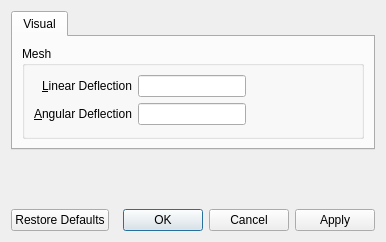
The window that preferences/dialog.ui (blobfish/cadseer) describes before a commit, drawn with Qt 5.
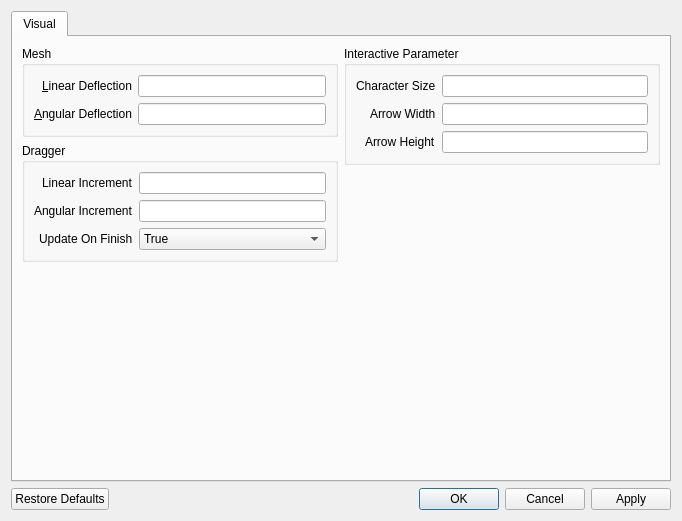
The same window after the commit.

What changed in the file:
```diff
--- a/preferences/dialog.ui
+++ b/preferences/dialog.ui
@@ -6,8 +6,8 @@
    <rect>
     <x>0</x>
     <y>0</y>
-    <width>386</width>
-    <height>242</height>
+    <width>682</width>
+    <height>521</height>
    </rect>
   </property>
   <property name="windowTitle">
@@ -23,14 +23,16 @@
       <attribute name="title">
        <string>Visual</string>
       </attribute>
-      <layout class="QHBoxLayout" name="horizontalLayout_3">
+      <layout class="QVBoxLayout" name="verticalLayout_4">
+       <item>
+        <layout class="QHBoxLayout" name="horizontalLayout_4">
+         <item>
+          <layout class="QVBoxLayout" name="verticalLayout_2">
        <item>
         <widget class="QGroupBox" name="meshGroupBox">
          <property name="title">
           <string>Mesh</string>
          </property>
-         <layout class="QHBoxLayout" name="horizontalLayout_2">
-          <item>
            <layout class="QHBoxLayout" name="horizontalLayout">
             <item>
              <layout class="QGridLayout" name="gridLayout">
@@ -58,31 +60,172 @@
                </widget>
               </item>
               <item row="0" column="1">
-               <widget class="QLineEdit" name="linearDeflectionEdit"/>
+                 <widget class="QLineEdit" name="linearDeflectionEdit">
+                  <property name="sizePolicy">
+                   <sizepolicy hsizetype="Expanding" vsizetype="Fixed">
+                    <horstretch>0</horstretch>
+                    <verstretch>0</verstretch>
+                   </sizepolicy>
+                  </property>
+                 </widget>
               </item>
              </layout>
             </item>
+             </layout>
+            </widget>
+           </item>
             <item>
-             <spacer name="horizontalSpacer">
+            <widget class="QGroupBox" name="draggerGroupBox">
+             <property name="title">
+              <string>Dragger</string>
+             </property>
+             <layout class="QHBoxLayout" name="horizontalLayout_3">
+              <item>
+               <layout class="QGridLayout" name="draggerGroup">
+                <item row="0" column="0">
+                 <layout class="QGridLayout" name="gridLayout_2">
+                  <item row="0" column="0" alignment="Qt::AlignRight">
+                   <widget class="QLabel" name="linearIncrementLabel">
+                    <property name="text">
+                     <string>Linear Increment</string>
+                    </property>
+                    <property name="buddy">
+                     <cstring>linearIncrementEdit</cstring>
+                    </property>
+                   </widget>
+                  </item>
+                  <item row="0" column="1">
+                   <widget class="QLineEdit" name="linearIncrementEdit"/>
+                  </item>
+                  <item row="1" column="0" alignment="Qt::AlignRight">
+                   <widget class="QLabel" name="angularIncrementLabel">
+                    <property name="text">
+                     <string>Angular Increment</string>
+                    </property>
+                    <property name="buddy">
+                     <cstring>angularIncrementEdit</cstring>
+                    </property>
+                   </widget>
+                  </item>
+                  <item row="1" column="1">
+                   <widget class="QLineEdit" name="angularIncrementEdit"/>
+                  </item>
+                  <item row="2" column="0" alignment="Qt::AlignRight">
+                   <widget class="QLabel" name="updateOnFinishLabel">
+                    <property name="text">
+                     <string>Update On Finish</string>
+                    </property>
+                    <property name="buddy">
+                     <cstring>updateOnFinishCombo</cstring>
+                    </property>
+                   </widget>
+                  </item>
+                  <item row="2" column="1">
+                   <widget class="QComboBox" name="updateOnFinishCombo">
+                    <item>
+                     <property name="text">
+                      <string>True</string>
+                     </property>
+                    </item>
+                    <item>
+                     <property name="text">
+                      <string>False</string>
+                     </property>
+                    </item>
+                   </widget>
+                  </item>
+                 </layout>
+                </item>
+               </layout>
+              </item>
+             </layout>
+            </widget>
+           </item>
+           <item>
+            <spacer name="verticalSpacer_2">
               <property name="orientation">
-               <enum>Qt::Horizontal</enum>
+              <enum>Qt::Vertical</enum>
               </property>
               <property name="sizeHint" stdset="0">
                <size>
-                <width>40</width>
-                <height>20</height>
+               <width>20</width>
+               <height>40</height>
                </size>
               </property>
              </spacer>
             </item>
            </layout>
           </item>
-         </layout>
-        </widget>
-       </item>
-      </layout>
-     </widget>
-    </widget>
+         <item>
+          <layout class="QVBoxLayout" name="verticalLayout_3">
+           <item>
+            <widget class="QGroupBox" name="interactiveParameterGroupBox">
+             <property name="title">
+              <string>Interactive Parameter</string>
+             </property>
+             <layout class="QHBoxLayout" name="horizontalLayout_2">
+              <item>
+               <layout class="QGridLayout" name="InteractiveParameterLayout">
+                <item row="0" column="0" alignment="Qt::AlignRight">
+                 <widget class="QLabel" name="characterSizeLabel">
+                  <property name="text">
+                   <string>Character Size</string>
+                  </property>
+                  <property name="buddy">
+                   <cstring>characterSizeEdit</cstring>
+                  </property>
+                 </widget>
+                </item>
+                <item row="1" column="1">
+                 <widget class="QLineEdit" name="arrowWidthEdit"/>
+                </item>
+                <item row="2" column="1">
+                 <widget class="QLineEdit" name="arrowHeightEdit"/>
+                </item>
+                <item row="2" column="0" alignment="Qt::AlignRight">
+                 <widget class="QLabel" name="arrowHeightLabel">
+                  <property name="text">
+                   <string>Arrow Height</string>
+                  </property>
+                  <property name="buddy">
+                   <cstring>arrowHeightEdit</cstring>
+                  </property>
+                 </widget>
+                </item>
+                <item row="0" column="1">
+                 <widget class="QLineEdit" name="characterSizeEdit"/>
+                </item>
+                <item row="1" column="0" alignment="Qt::AlignRight">
+                 <widget class="QLabel" name="arrowWidthLabel">
+                  <property name="text">
+                   <string>Arrow Width</string>
+                  </property>
+                  <property name="buddy">
+                   <cstring>arrowWidthEdit</cstring>
+                  </property>
+                 </widget>
+                </item>
+               </layout>
+              </item>
+             </layout>
+            </widget>
+           </item>
+           <item>
+            <spacer name="verticalSpacer_3">
+             <property name="orientation">
+              <enum>Qt::Vertical</enum>
+             </property>
+             <property name="sizeHint" stdset="0">
+              <size>
+               <width>20</width>
+               <height>40</height>
+              </size>
+             </property>
+            </spacer>
+           </item>
+          </layout>
+         </item>
+        </layout>
    </item>
    <item>
     <spacer name="verticalSpacer">
@@ -92,10 +235,15 @@
      <property name="sizeHint" stdset="0">
       <size>
        <width>20</width>
-       <height>66</height>
+           <height>81</height>
       </size>
      </property>
     </spacer>
+       </item>
+      </layout>
+      <zorder>verticalSpacer</zorder>
+     </widget>
+    </widget>
    </item>
    <item>
     <widget class="QDialogButtonBox" name="buttonBox">
```
Left out of the diff: 8 changed lines with no effect on the pictures. Lines whose indentation alone changed are shown as unchanged.
